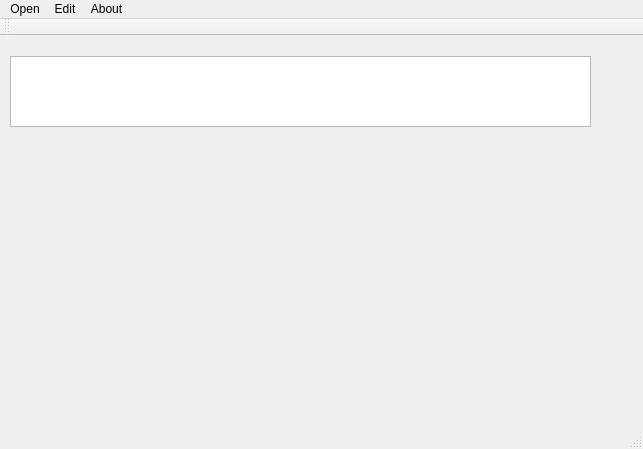
The window that QtWidgetsApplication.ui (Barasakar/ImageContouring) describes before a commit, drawn with Qt 5.
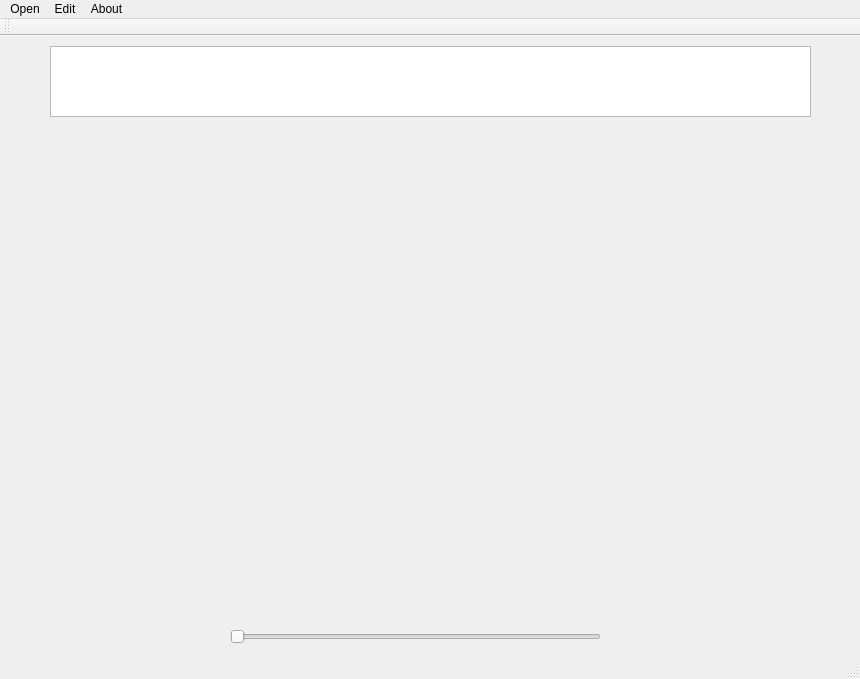
The same window after the commit.

Commit message: created a QVector that stores all images

```diff
--- a/QtWidgetsApplication.ui
+++ b/QtWidgetsApplication.ui
@@ -6,8 +6,8 @@
    <rect>
     <x>0</x>
     <y>0</y>
-    <width>643</width>
-    <height>449</height>
+    <width>860</width>
+    <height>679</height>
    </rect>
   </property>
   <property name="windowTitle">
@@ -17,9 +17,9 @@
    <widget class="QTextEdit" name="textEdit">
     <property name="geometry">
      <rect>
-      <x>10</x>
-      <y>20</y>
-      <width>581</width>
+      <x>50</x>
+      <y>10</y>
+      <width>761</width>
       <height>71</height>
      </rect>
     </property>
@@ -27,17 +27,42 @@
      <bool>true</bool>
     </property>
    </widget>
-   <widget class="QLabel" name="label">
+   <widget class="QWidget" name="verticalLayoutWidget">
     <property name="geometry">
      <rect>
-      <x>48</x>
-      <y>100</y>
+      <x>260</x>
+      <y>110</y>
+      <width>321</width>
+      <height>461</height>
+     </rect>
+    </property>
+    <layout class="QVBoxLayout" name="verticalLayout">
+     <item>
+      <widget class="QLabel" name="label">
+       <property name="sizePolicy">
+        <sizepolicy hsizetype="Expanding" vsizetype="Expanding">
+         <horstretch>0</horstretch>
+         <verstretch>0</verstretch>
+        </sizepolicy>
+       </property>
+       <property name="text">
+        <string/>
+       </property>
+      </widget>
+     </item>
+    </layout>
+   </widget>
+   <widget class="QSlider" name="horizontalSlider">
+    <property name="geometry">
+     <rect>
+      <x>230</x>
+      <y>590</y>
       <width>371</width>
-      <height>271</height>
+      <height>22</height>
      </rect>
     </property>
-    <property name="text">
-     <string/>
+    <property name="orientation">
+     <enum>Qt::Horizontal</enum>
     </property>
    </widget>
   </widget>
@@ -46,7 +71,7 @@
     <rect>
      <x>0</x>
      <y>0</y>
-     <width>643</width>
+     <width>860</width>
      <height>22</height>
     </rect>
    </property>
```
The commit also changes 2 other files.
